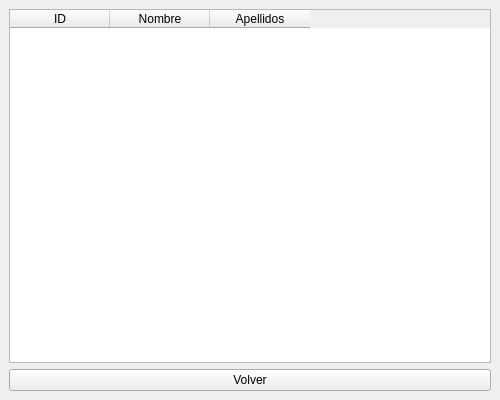
The window that src/Vista/Ui/VistaSeleccionAtletasAsignados.ui (danielreynaa/TrabajoPowerGym) describes before a commit, drawn with Qt 5.
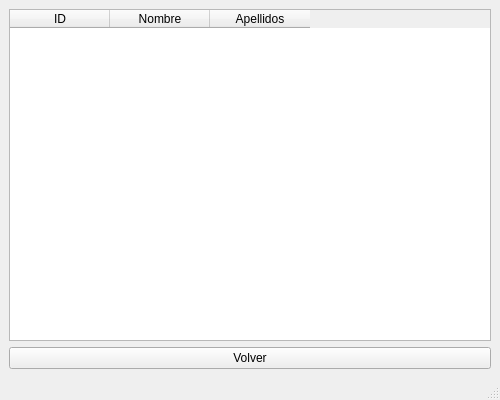
The same window after the commit.

Diff of the .ui file:
```diff
--- a/src/Vista/Ui/VistaSeleccionAtletasAsignados.ui
+++ b/src/Vista/Ui/VistaSeleccionAtletasAsignados.ui
@@ -8,15 +8,9 @@
    <layout class="QVBoxLayout" name="verticalLayout">
     <item>
      <widget class="QTableWidget" name="tblAtletas">
-      <column>
-        <property name="text"><string>ID</string></property>
-      </column>
-      <column>
-        <property name="text"><string>Nombre</string></property>
-      </column>
-      <column>
-        <property name="text"><string>Apellidos</string></property>
-      </column>
+      <column><property name="text"><string>ID</string></property></column>
+      <column><property name="text"><string>Nombre</string></property></column>
+      <column><property name="text"><string>Apellidos</string></property></column>
      </widget>
     </item>
     <item>
@@ -26,6 +20,7 @@
     </item>
    </layout>
   </widget>
+  <widget class="QStatusBar" name="statusbar"/>
  </widget>
  <resources/>
  <connections/>
```
